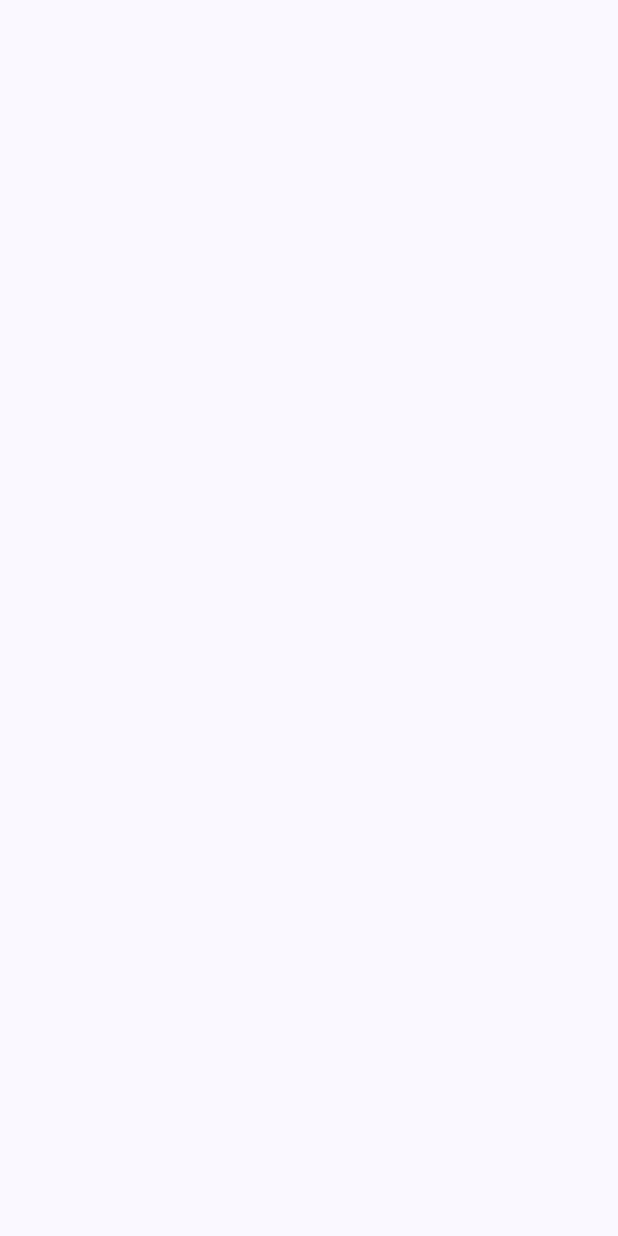
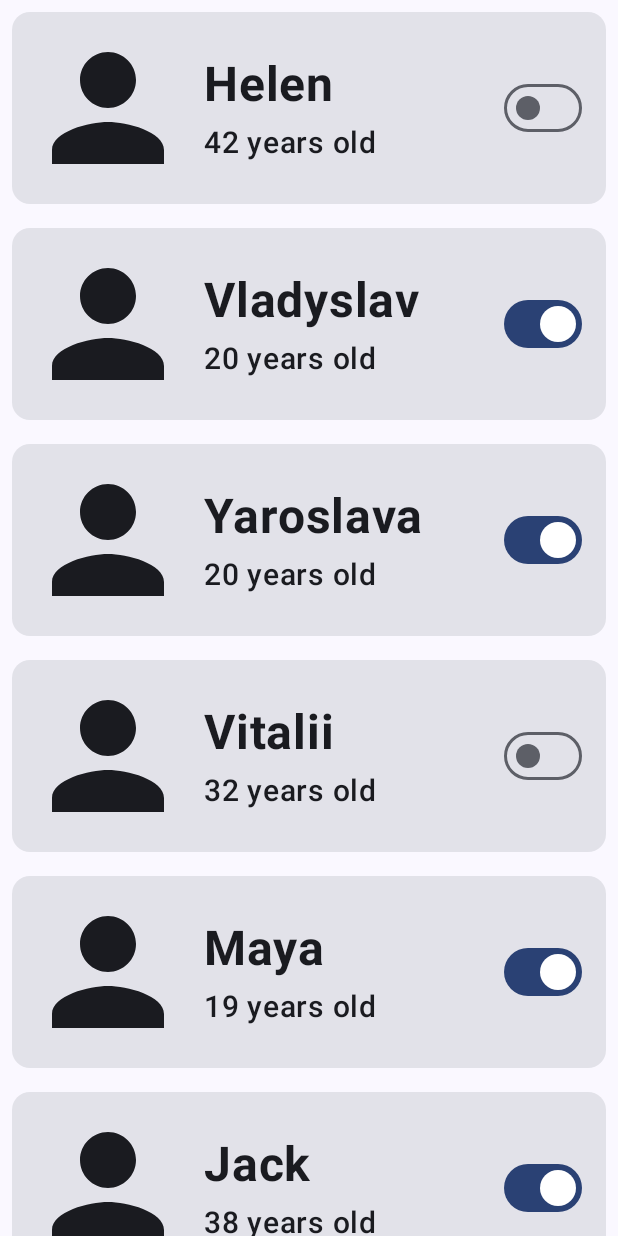
Before and after one commit to sever0x/CHI-Android-Test, an Android app built with Jetpack Compose: the screen it shows after launch (MainActivity), on a phone screen of 412 x 824 dp. Before the commit the screen is empty. Run offline under Robolectric (Android 15) with nearby library versions, the phone set to English and light mode, and no system bars.

Commit message:
Solution for level 2 (Junior)

```diff
--- a/app/src/main/java/com/shdwraze/chi/MainActivity.kt
+++ b/app/src/main/java/com/shdwraze/chi/MainActivity.kt
@@ -7,6 +7,7 @@ import androidx.compose.foundation.layout.fillMaxSize
 import androidx.compose.material3.MaterialTheme
 import androidx.compose.material3.Surface
 import androidx.compose.ui.Modifier
+import com.shdwraze.chi.ui.user.UsersScreen
 import com.shdwraze.chi.ui.theme.CHIAndroidTestTheme
 
 class MainActivity : ComponentActivity() {
@@ -19,7 +20,7 @@ class MainActivity : ComponentActivity() {
                     modifier = Modifier.fillMaxSize(),
                     color = MaterialTheme.colorScheme.background
                 ) {
-
+                    UsersScreen()
                 }
             }
         }
--- /dev/null
+++ b/app/src/main/java/com/shdwraze/chi/data/DataSource.kt
@@ -0,0 +1,15 @@
+package com.shdwraze.chi.data
+
+import com.shdwraze.chi.data.model.User
+
+object DataSource {
+    val users = listOf(
+        User(1,"Helen", 42),
+        User(2,"Vladyslav", 20, true),
+        User(3,"Yaroslava", 20, true),
+        User(4,"Vitalii", 32),
+        User(5,"Maya", 19, true),
+        User(6,"Jack", 38, true),
+        User(7,"Dylan", 35),
+    )
+}
--- /dev/null
+++ b/app/src/main/java/com/shdwraze/chi/data/model/User.kt
@@ -0,0 +1,8 @@
+package com.shdwraze.chi.data.model
+
+data class User(
+    val id: Int = 0,
+    val name: String,
+    val age: Int,
+    var isStudent: Boolean = false
+)
--- /dev/null
+++ b/app/src/main/java/com/shdwraze/chi/ui/user/UserUiState.kt
@@ -0,0 +1,7 @@
+package com.shdwraze.chi.ui.user
+
+import com.shdwraze.chi.data.model.User
+
+data class UserUiState(
+    val users: List<User> = listOf()
+)
--- /dev/null
+++ b/app/src/main/java/com/shdwraze/chi/ui/user/UserViewModel.kt
@@ -0,0 +1,43 @@
+package com.shdwraze.chi.ui.user
+
+import androidx.lifecycle.ViewModel
+import com.shdwraze.chi.data.DataSource
+import com.shdwraze.chi.data.model.User
+import kotlinx.coroutines.flow.MutableStateFlow
+import kotlinx.coroutines.flow.StateFlow
+import kotlinx.coroutines.flow.asStateFlow
+import kotlinx.coroutines.flow.update
+
+class UserViewModel : ViewModel() {
+
+    private val _uiState = MutableStateFlow(UserUiState())
+
+    val uiState: StateFlow<UserUiState> = _uiState.asStateFlow()
+
+    init {
+        loadData()
+    }
+
+    private fun getAllUsers(): List<User> {
+        return DataSource.users
+    }
+
+    fun loadData() {
+        _uiState.value = UserUiState(users = getAllUsers())
+    }
+
+    fun updateUserState(userId: Int, isStudent: Boolean) {
+        val updatedUser = _uiState.value.users[userId].copy(isStudent = isStudent)
+        println(updatedUser.isStudent)
+
+        _uiState.update { currentState ->
+            val users = currentState.users.toMutableList()
+            users[userId] = updatedUser
+            println(updatedUser)
+
+            currentState.copy(
+                users = users
+            )
+        }
+    }
+}
--- /dev/null
+++ b/app/src/main/java/com/shdwraze/chi/ui/user/UsersScreen.kt
@@ -0,0 +1,177 @@
+package com.shdwraze.chi.ui.user
+
+import androidx.compose.foundation.clickable
+import androidx.compose.foundation.layout.Arrangement
+import androidx.compose.foundation.layout.Column
+import androidx.compose.foundation.layout.Row
+import androidx.compose.foundation.layout.Spacer
+import androidx.compose.foundation.layout.fillMaxHeight
+import androidx.compose.foundation.layout.fillMaxSize
+import androidx.compose.foundation.layout.fillMaxWidth
+import androidx.compose.foundation.layout.height
+import androidx.compose.foundation.layout.padding
+import androidx.compose.foundation.layout.size
+import androidx.compose.foundation.lazy.LazyColumn
+import androidx.compose.foundation.lazy.items
+import androidx.compose.foundation.shape.RoundedCornerShape
+import androidx.compose.material.icons.Icons
+import androidx.compose.material.icons.filled.Person
+import androidx.compose.material3.BottomAppBar
+import androidx.compose.material3.Button
+import androidx.compose.material3.Card
+import androidx.compose.material3.ExperimentalMaterial3Api
+import androidx.compose.material3.Icon
+import androidx.compose.material3.MaterialTheme
+import androidx.compose.material3.Scaffold
+import androidx.compose.material3.Switch
+import androidx.compose.material3.Text
+import androidx.compose.runtime.Composable
+import androidx.compose.runtime.collectAsState
+import androidx.compose.runtime.getValue
+import androidx.compose.ui.Alignment
+import androidx.compose.ui.Modifier
+import androidx.compose.ui.res.dimensionResource
+import androidx.compose.ui.res.stringResource
+import androidx.compose.ui.text.font.FontWeight
+import androidx.compose.ui.tooling.preview.Preview
+import androidx.compose.ui.unit.dp
+import androidx.compose.ui.unit.sp
+import androidx.lifecycle.viewmodel.compose.viewModel
+import androidx.navigation.NavHostController
+import androidx.navigation.NavType
+import androidx.navigation.compose.NavHost
+import androidx.navigation.compose.composable
+import androidx.navigation.compose.rememberNavController
+import androidx.navigation.navArgument
+import com.shdwraze.chi.R
+import com.shdwraze.chi.data.model.User
+import com.shdwraze.chi.ui.theme.CHIAndroidTestTheme
+
+enum class UsersScreen {
+    List,
+    Detail
+}
+
+@OptIn(ExperimentalMaterial3Api::class)
+@Composable
+fun UsersScreen(
+    userViewModel: UserViewModel = viewModel(),
+    navController: NavHostController = rememberNavController()
+) {
+    Scaffold { innerPadding ->
+        val userUiState by userViewModel.uiState.collectAsState()
+
+        NavHost(
+            navController = navController,
+            startDestination = UsersScreen.List.name,
+            modifier = Modifier.padding(innerPadding)
+        ) {
+            composable(route = UsersScreen.List.name) {
+                UserList(
+                    userUiState = userUiState,
+                    userViewModel = userViewModel,
+                    navController = navController
+                )
+            }
+            composable(
+                route = "${UsersScreen.Detail.name}/{userId}",
+                arguments = listOf(navArgument("userId") {
+                    type = NavType.IntType
+                })
+            ) { navBackStackEntry ->
+                val userId = navBackStackEntry.arguments?.getInt("userId")
+                userId?.let { UserDetail(users = userUiState.users, userId = it) }
+            }
+        }
+    }
+}
+
+@Composable
+fun UserList(
+    userUiState: UserUiState,
+    userViewModel: UserViewModel,
+    modifier: Modifier = Modifier,
+    navController: NavHostController
+) {
+    Column {
+        LazyColumn(modifier) {
+            items(userUiState.users) { user ->
+                UserCard(
+                    user = user,
+                    modifier = Modifier.padding(dimensionResource(id = R.dimen.padding_small)),
+                    onCheckedChange = {
+                        userViewModel.updateUserState(user.id - 1, !user.isStudent)
+                    },
+                    checked = user.isStudent,
+                    navController = navController
+                )
+            }
+        }
+    }
+}
+
+@Composable
+fun UserCard(
+    modifier: Modifier = Modifier,
+    user: User,
+    onCheckedChange: () -> Unit,
+    checked: Boolean,
+    navController: NavHostController
+) {
+    Card(
+        modifier = modifier
+            .height(dimensionResource(id = R.dimen.height_large))
+            .clickable {
+                navController.navigate("${UsersScreen.Detail.name}/${user.id}")
+            }
+    ) {
+        Row(
+            modifier = Modifier.fillMaxWidth(),
+            verticalAlignment = Alignment.CenterVertically
+        ) {
+            Icon(
+                Icons.Default.Person,
+                contentDescription = null,
+                modifier = Modifier
+                    .size(dimensionResource(id = R.dimen.height_large))
+                    .padding(dimensionResource(id = R.dimen.padding_small))
+            )
+            UserInfo(user = user)
+            Spacer(modifier = Modifier.weight(1f))
+            Switch(
+                checked = checked, onCheckedChange = { onCheckedChange() },
+                modifier = Modifier.padding(end = dimensionResource(id = R.dimen.padding_medium))
+            )
+        }
+
+    }
+}
+
+@Composable
+fun UserInfo(user: User, modifier: Modifier = Modifier) {
+    Column(
+        modifier = modifier.fillMaxHeight(),
+        verticalArrangement = Arrangement.Center
+    ) {
+        Text(
+            text = user.name,
+            style = MaterialTheme.typography.bodyLarge,
+            fontSize = 32.sp,
+            modifier = Modifier.padding(bottom = 8.dp),
+            fontWeight = FontWeight.Bold
+        )
+        Text(
+            text = "${user.age} ${stringResource(id = R.string.years_old)}",
+            style = MaterialTheme.typography.labelSmall,
+            fontSize = 20.sp
+        )
+    }
+}
+
+@Preview(showBackground = true)
+@Composable
+fun UserCardPreview() {
+    CHIAndroidTestTheme {
+        UsersScreen()
+    }
+}
--- /dev/null
+++ b/app/src/main/res/values/dimens.xml
@@ -0,0 +1,8 @@
+<?xml version="1.0" encoding="utf-8"?>
+<resources>
+    <dimen name="height_large">128dp</dimen>
+    <dimen name="height_medium">64dp</dimen>
+    <dimen name="height_small">8dp</dimen>
+    <dimen name="padding_small">8dp</dimen>
+    <dimen name="padding_medium">16dp</dimen>
+</resources>
--- a/app/src/main/res/values/strings.xml
+++ b/app/src/main/res/values/strings.xml
@@ -1,3 +1,7 @@
 <resources>
     <string name="app_name">CHI-Android-Test</string>
+    <string name="users">Users</string>
+    <string name="user_detail">User Detail</string>
+    <string name="years_old">years old</string>
+    <string name="add_new_user">Add new user</string>
 </resources>
```
Also changed, not shown: app/build.gradle (+11 -3 lines), app/src/main/java/com/shdwraze/chi/ui/user/UserDetailsScreen.kt (added, +59 -0 lines), gradle/wrapper/gradle-wrapper.properties, 1 other file.
